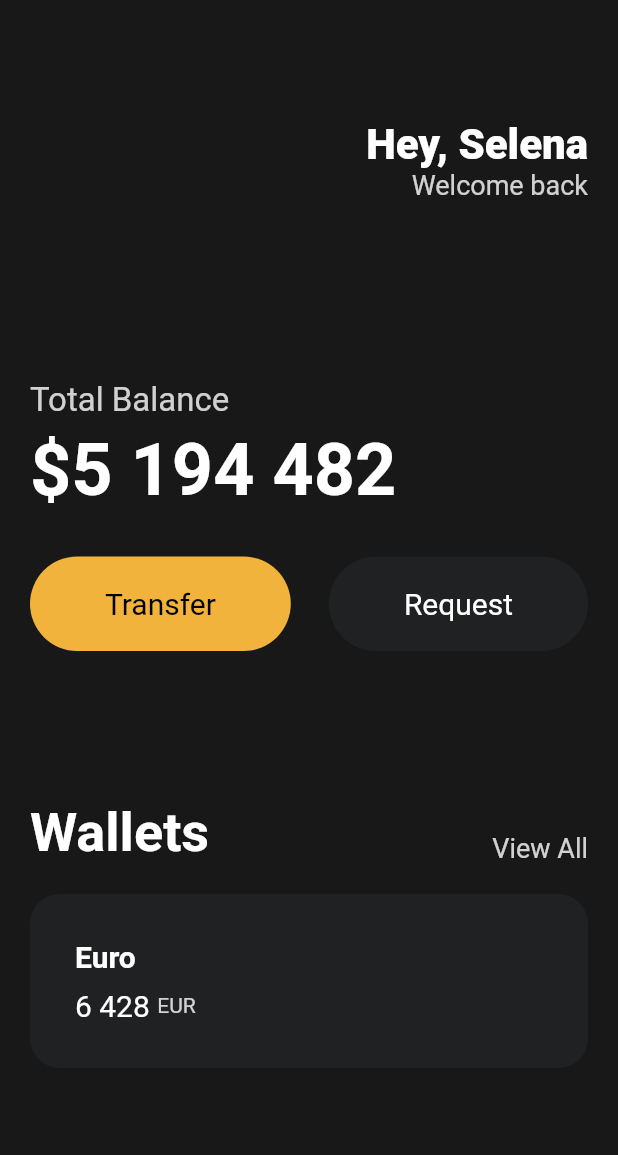
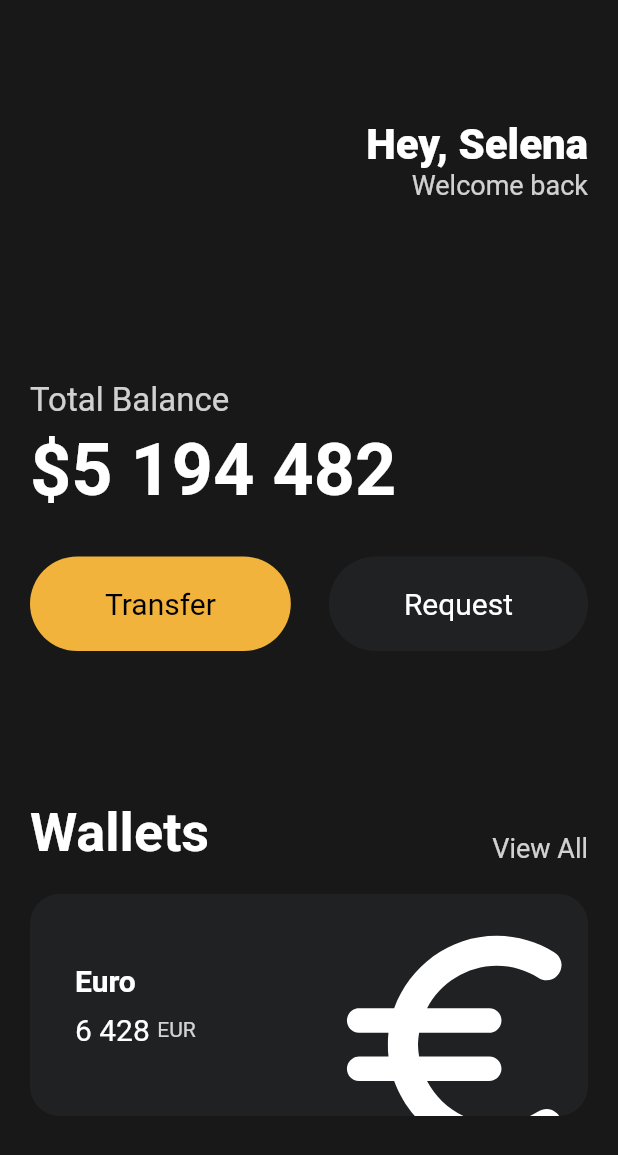
Before and after one commit to chojaework/Flutter-Study, a Flutter app: the screen it shows after launch, on a phone screen of 412 x 824 dp. Shown: the top 1155 px of the screen. Run offline on Flutter 3.47's test engine with Material 2 defaults, Android fonts, the phone set to English and light mode, and no system bars.

Commit message:
3.7 Icons and Transforms

```diff
--- a/toonflix/lib/main.dart
+++ b/toonflix/lib/main.dart
@@ -116,6 +116,8 @@ class App extends StatelessWidget {
                 height: 20,
               ),
               Container(
+                clipBehavior: Clip.hardEdge,
+                //넘치는 부분을 자르기 위해 사용
                 decoration: BoxDecoration(
                   color: const Color(0xff1f2123),
                   borderRadius: BorderRadius.circular(20),
@@ -123,6 +125,7 @@ class App extends StatelessWidget {
                 child: Padding(
                   padding: const EdgeInsets.all(30),
                   child: Row(
+                    mainAxisAlignment: MainAxisAlignment.spaceBetween,
                     children: [
                       Column(
                         crossAxisAlignment: CrossAxisAlignment.start,
@@ -158,6 +161,20 @@ class App extends StatelessWidget {
                           ),
                         ],
                       ),
+                      Transform.scale(
+                        // 로고가 넘치게끔 만들기 위해 scale 위젯으로 Wrap 한다
+                        scale: 2.2, //배 넘친다
+                        child: Transform.translate(
+                          //로고를 아래로 내리기 위해 translate 위젯으로 Wrap 한다
+                          offset:
+                              const Offset(-5, 12), //x축으로 -5만큼, y축으로 12만큼 이동
+                          child: const Icon(
+                            Icons.euro_rounded,
+                            color: Colors.white,
+                            size: 88, //size값을 변경하면 카드 자체가 커진다
+                          ),
+                        ),
+                      ),
                     ],
                   ),
                 ),
```
